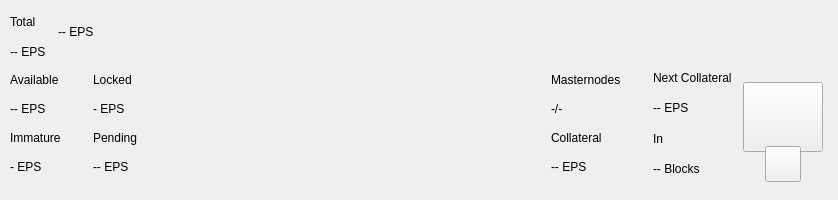
Before: the Qt Designer form src/qt/pivx/forms/topbar.ui in Epsium-MegaCorp/Epsium-MegaCorp, drawn with Qt 5.
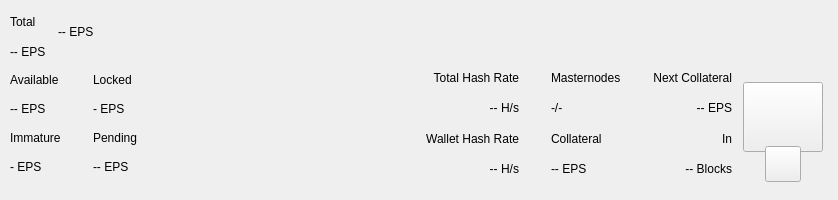
After: the same form once the commit is applied. Custom widgets are drawn as their Qt base class.

```diff
--- a/src/qt/pivx/forms/topbar.ui
+++ b/src/qt/pivx/forms/topbar.ui
@@ -526,7 +526,93 @@
             <number>9</number>
            </property>
            <item>
-            <layout class="QVBoxLayout" name="verticalLayout_5">
+            <widget class="QWidget" name="widgetStaking" native="true">
+             <layout class="QVBoxLayout" name="verticalLayout_12">
+              <property name="leftMargin">
+               <number>32</number>
+              </property>
+              <property name="topMargin">
+               <number>0</number>
+              </property>
+              <property name="rightMargin">
+               <number>0</number>
+              </property>
+              <property name="bottomMargin">
+               <number>0</number>
+              </property>
+              <item>
+               <widget class="QLabel" name="labelNetworkHashRateTitle">
+                <property name="text">
+                 <string>Total Hash Rate</string>
+                </property>
+                <property name="textFormat">
+                 <enum>Qt::AutoText</enum>
+                </property>
+                <property name="alignment">
+                 <set>Qt::AlignRight|Qt::AlignTrailing|Qt::AlignVCenter</set>
+                </property>
+               </widget>
+              </item>
+              <item>
+               <widget class="QLabel" name="labelNetworkHashRateValue">
+                <property name="layoutDirection">
+                 <enum>Qt::LeftToRight</enum>
+                </property>
+                <property name="text">
+                 <string>-- H/s</string>
+                </property>
+                <property name="textFormat">
+                 <enum>Qt::AutoText</enum>
+                </property>
+                <property name="alignment">
+                 <set>Qt::AlignRight|Qt::AlignTrailing|Qt::AlignVCenter</set>
+                </property>
+               </widget>
+              </item>
+              <item>
+               <widget class="QLabel" name="labelWalletHashRateTitle">
+                <property name="text">
+                 <string>Wallet Hash Rate</string>
+                </property>
+                <property name="textFormat">
+                 <enum>Qt::AutoText</enum>
+                </property>
+                <property name="alignment">
+                 <set>Qt::AlignRight|Qt::AlignTrailing|Qt::AlignVCenter</set>
+                </property>
+               </widget>
+              </item>
+              <item>
+               <widget class="PrivateQLabel" name="labelWalletHashRateValue">
+                <property name="text">
+                 <string notr="true">-- H/s</string>
+                </property>
+                <property name="textFormat">
+                 <enum>Qt::AutoText</enum>
+                </property>
+                <property name="alignment">
+                 <set>Qt::AlignRight|Qt::AlignTrailing|Qt::AlignVCenter</set>
+                </property>
+               </widget>
+              </item>
+             </layout>
+            </widget>
+           </item>
+           <item>
+            <widget class="QWidget" name="widgetMasternodes" native="true">
+             <layout class="QVBoxLayout">
+              <property name="leftMargin">
+               <number>32</number>
+              </property>
+              <property name="topMargin">
+               <number>0</number>
+              </property>
+              <property name="rightMargin">
+               <number>0</number>
+              </property>
+              <property name="bottomMargin">
+               <number>0</number>
+              </property>
              <item>
               <widget class="QLabel" name="labelMasternodesTitle">
                <property name="text">
@@ -535,27 +621,28 @@
               </widget>
              </item>
              <item>
-              <widget class="QLabel" name="labelMasternodeCount">
+               <widget class="PrivateQLabel" name="labelMasternodeCount">
                <property name="text">
                 <string>-/-</string>
                </property>
               </widget>
              </item>
              <item>
-              <widget class="QLabel" name="labelTitle8">
+               <widget class="QLabel" name="labelCollateralTitle">
                <property name="text">
                 <string>Collateral</string>
                </property>
               </widget>
              </item>
              <item>
-              <widget class="QLabel" name="labelCollateralPiv">
+               <widget class="QLabel" name="labelCollateralValue">
                <property name="text">
                 <string notr="true">-- EPS</string>
                </property>
               </widget>
              </item>
             </layout>
+            </widget>
            </item>
            <item>
             <widget class="QWidget" name="widgetNextCollateral" native="true">
@@ -577,6 +664,12 @@
                 <property name="text">
                  <string>Next Collateral</string>
                 </property>
+                <property name="textFormat">
+                 <enum>Qt::AutoText</enum>
+                </property>
+                <property name="alignment">
+                 <set>Qt::AlignRight|Qt::AlignTrailing|Qt::AlignVCenter</set>
+                </property>
                </widget>
               </item>
               <item>
@@ -584,13 +677,25 @@
                 <property name="text">
                  <string>-- EPS</string>
                 </property>
+                <property name="textFormat">
+                 <enum>Qt::AutoText</enum>
+                </property>
+                <property name="alignment">
+                 <set>Qt::AlignRight|Qt::AlignTrailing|Qt::AlignVCenter</set>
+                </property>
                </widget>
               </item>
               <item>
-               <widget class="QLabel" name="labelTitle9">
+               <widget class="QLabel" name="labelRemainingBlocks">
                 <property name="text">
                  <string>In</string>
                 </property>
+                <property name="textFormat">
+                 <enum>Qt::AutoText</enum>
+                </property>
+                <property name="alignment">
+                 <set>Qt::AlignRight|Qt::AlignTrailing|Qt::AlignVCenter</set>
+                </property>
                </widget>
               </item>
               <item>
@@ -598,6 +703,12 @@
                 <property name="text">
                  <string notr="true">-- Blocks</string>
                 </property>
+                <property name="textFormat">
+                 <enum>Qt::AutoText</enum>
+                </property>
+                <property name="alignment">
+                 <set>Qt::AlignRight|Qt::AlignTrailing|Qt::AlignVCenter</set>
+                </property>
                </widget>
               </item>
              </layout>
@@ -719,18 +830,24 @@
   </layout>
  </widget>
  <customwidgets>
-  <customwidget>
-   <class>PFBorderImage</class>
-   <extends>QFrame</extends>
-   <header>qt/pivx/pfborderimage.h</header>
-   <container>1</container>
-  </customwidget>
   <customwidget>
    <class>ExpandableButton</class>
    <extends>QWidget</extends>
    <header>qt/pivx/expandablebutton.h</header>
    <container>1</container>
   </customwidget>
+  <customwidget>
+   <class>PFBorderImage</class>
+   <extends>QFrame</extends>
+   <header>qt/pivx/pfborderimage.h</header>
+   <container>1</container>
+  </customwidget>
+  <customwidget>
+   <class>PrivateQLabel</class>
+   <extends>QLabel</extends>
+   <header>qt/pivx/privatelabel.h</header>
+   <container>0</container>
+  </customwidget>
  </customwidgets>
  <resources/>
  <connections/>
```
Left out of the diff: 44 changed lines with no effect on the pictures. Lines whose indentation alone changed are shown as unchanged.
